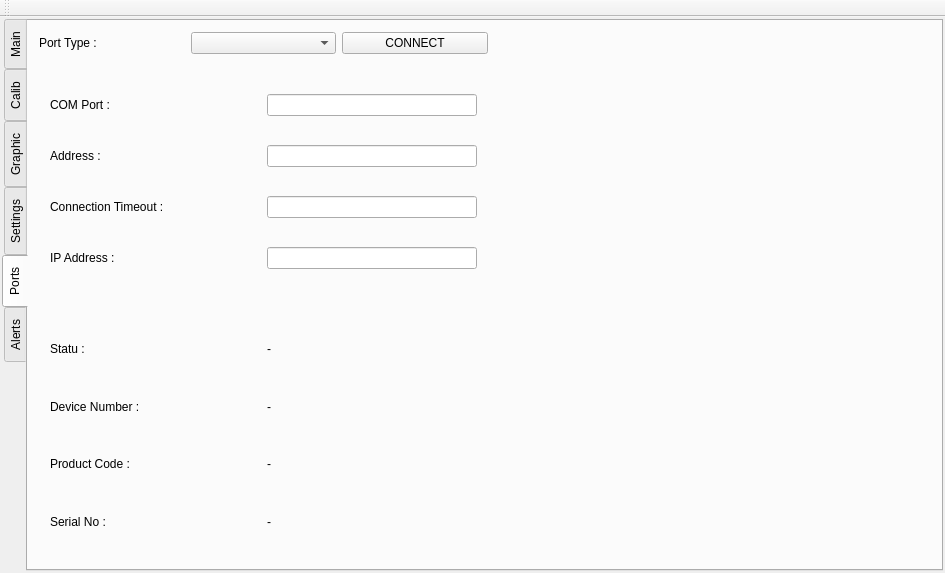
Before: the Qt Designer form dlcalmenu.ui in silozd/Data_Logger, drawn with Qt 5.
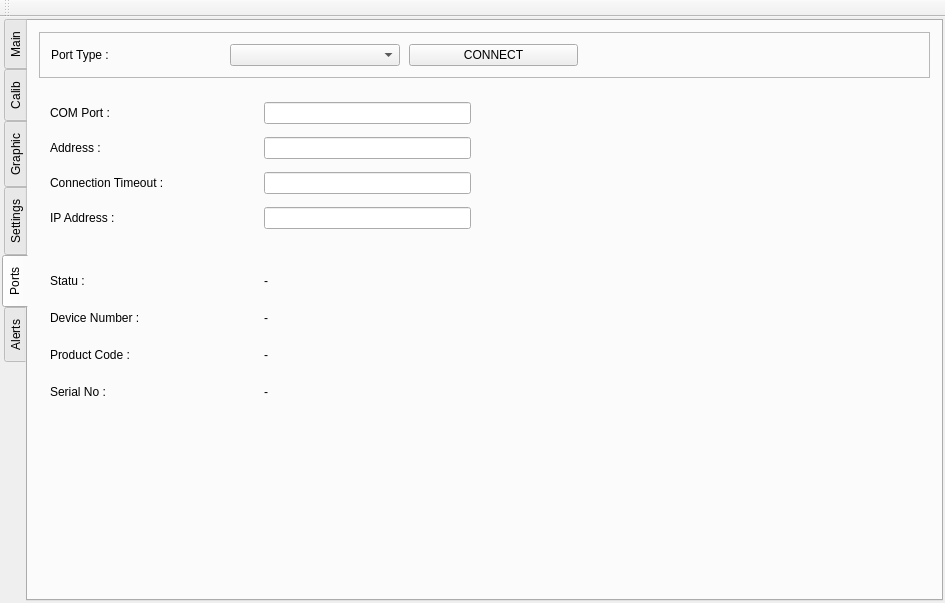
After: the same form once the commit is applied. The open tabs and pages were chosen to show the change.

The edit to the form file:
```diff
--- a/dlcalmenu.ui
+++ b/dlcalmenu.ui
@@ -7,7 +7,7 @@
     <x>0</x>
     <y>0</y>
     <width>945</width>
-    <height>573</height>
+    <height>603</height>
    </rect>
   </property>
   <property name="windowTitle">
@@ -892,18 +892,8 @@
        <attribute name="title">
         <string>Ports</string>
        </attribute>
-       <layout class="QGridLayout" name="gridLayout_11" rowstretch="1,1,1" columnstretch="1,1,1,3">
-        <item row="0" column="3" rowspan="2">
-         <widget class="QWidget" name="widget_8" native="true"/>
-        </item>
-        <item row="0" column="0">
-         <widget class="QLabel" name="label_34">
-          <property name="text">
-           <string>Port Type :</string>
-          </property>
-         </widget>
-        </item>
-        <item row="1" column="0" colspan="3">
+       <layout class="QGridLayout" name="gridLayout_11" rowstretch="0,1,1,1" columnstretch="1,1">
+        <item row="1" column="0">
          <widget class="QWidget" name="widget_7" native="true">
           <layout class="QGridLayout" name="gridLayout_12" columnstretch="1,1">
            <item row="0" column="0">
@@ -949,17 +939,7 @@
           </layout>
          </widget>
         </item>
-        <item row="0" column="2">
-         <widget class="QPushButton" name="pushButton_11">
-          <property name="text">
-           <string>CONNECT</string>
-          </property>
-         </widget>
-        </item>
-        <item row="0" column="1">
-         <widget class="QComboBox" name="combo_portType"/>
-        </item>
-        <item row="2" column="0" colspan="3">
+        <item row="2" column="0">
          <widget class="QWidget" name="widget_9" native="true">
           <layout class="QGridLayout" name="gridLayout_13">
            <item row="0" column="0">
@@ -1021,6 +1001,57 @@
           </layout>
          </widget>
         </item>
+        <item row="3" column="0">
+         <widget class="QWidget" name="widget" native="true"/>
+        </item>
+        <item row="3" column="1">
+         <widget class="QWidget" name="widget_8" native="true"/>
+        </item>
+        <item row="0" column="0" colspan="2">
+         <widget class="QFrame" name="frame">
+          <property name="frameShape">
+           <enum>QFrame::StyledPanel</enum>
+          </property>
+          <property name="frameShadow">
+           <enum>QFrame::Raised</enum>
+          </property>
+          <layout class="QGridLayout" name="gridLayout_4" columnstretch="1,1,1,2">
+           <property name="horizontalSpacing">
+            <number>9</number>
+           </property>
+           <item row="0" column="2">
+            <widget class="QPushButton" name="pushButton_11">
+             <property name="text">
+              <string>CONNECT</string>
+             </property>
+            </widget>
+           </item>
+           <item row="0" column="1">
+            <widget class="QComboBox" name="combo_portType"/>
+           </item>
+           <item row="0" column="0">
+            <widget class="QLabel" name="label_34">
+             <property name="text">
+              <string>Port Type :</string>
+             </property>
+            </widget>
+           </item>
+           <item row="0" column="3">
+            <spacer name="horizontalSpacer_5">
+             <property name="orientation">
+              <enum>Qt::Horizontal</enum>
+             </property>
+             <property name="sizeHint" stdset="0">
+              <size>
+               <width>40</width>
+               <height>20</height>
+              </size>
+             </property>
+            </spacer>
+           </item>
+          </layout>
+         </widget>
+        </item>
        </layout>
       </widget>
       <widget class="QWidget" name="AlertsPage">
```
Left out of the diff: 8 changed lines with no effect on the pictures.
